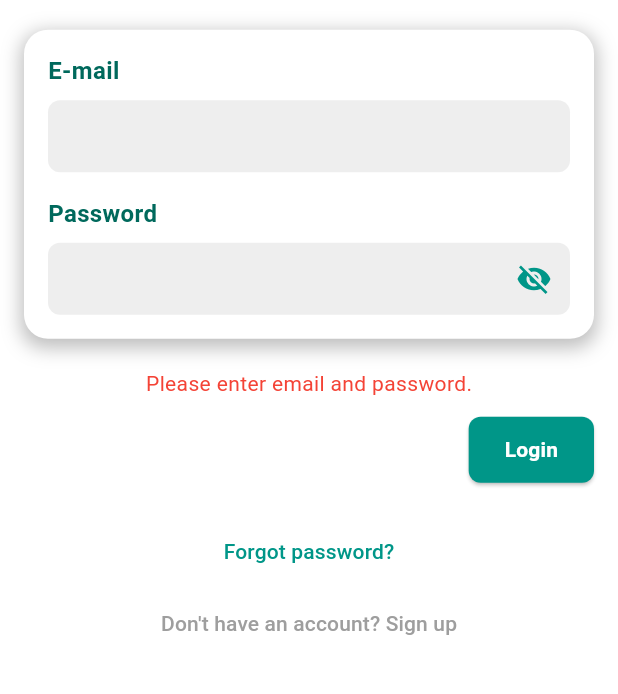
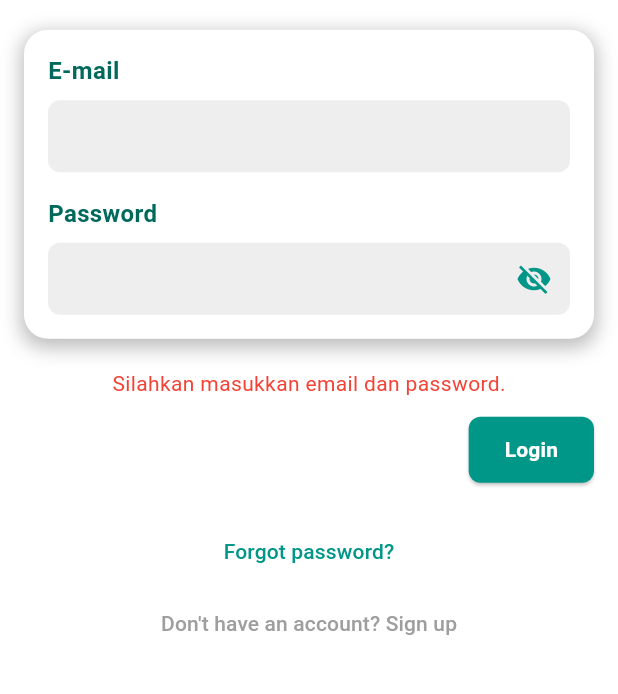
Before and after one commit to FaisalRidho12/apps_mobile, a Flutter app: the screen it shows after launch, after a tap on "Login", on a phone screen of 412 x 824 dp, the part 448-1142 px from its top. Run offline on Flutter 3.47's test engine with Material 3 defaults, Android fonts, the phone set to English and light mode, and no system bars; our stand-ins replace audioplayers, cloud_firestore, firebase_auth, firebase_core, flutter_local_notifications, shared_preferences; accounts and stored records are empty; network calls fail.

Commit message:
ini lagi

```diff
--- a/lib/autenti/login.dart
+++ b/lib/autenti/login.dart
@@ -1,5 +1,6 @@
 import 'package:flutter/material.dart';
 import 'package:firebase_auth/firebase_auth.dart';
+import 'package:shared_preferences/shared_preferences.dart';  // Import SharedPreferences
 import 'signup.dart';
 import 'package:cat_care/pages/home.dart';
 
@@ -21,7 +22,7 @@ class _LoginScreenState extends State<LoginScreen> {
   Future<void> _login() async {
     if (_emailController.text.isEmpty || _passwordController.text.isEmpty) {
       setState(() {
-        errorMessage = "Please enter email and password.";
+        errorMessage = "Silahkan masukkan email dan password.";
       });
       return;
     }
@@ -32,10 +33,16 @@ class _LoginScreenState extends State<LoginScreen> {
     });
 
     try {
+      // Sign in user
       await _auth.signInWithEmailAndPassword(
         email: _emailController.text,
         password: _passwordController.text,
       );
+
+      // Simpan status login ke SharedPreferences
+      SharedPreferences prefs = await SharedPreferences.getInstance();
+      prefs.setBool('isLoggedIn', true);  // Menyimpan status login
+
       Navigator.pushReplacement(
         context,
         MaterialPageRoute(builder: (context) => const HomeScreen()), // Ganti dengan HomeScreen Anda
@@ -44,7 +51,6 @@ class _LoginScreenState extends State<LoginScreen> {
       print('Error code: ${e.code}'); // Log kode error untuk debugging
       setState(() {
         switch (e.code) {
-          case 'user-not-found':
           case 'wrong-password':
             errorMessage = 'Email atau password salah.'; // Pesan untuk email/password salah
             break;
@@ -53,6 +59,9 @@ class _LoginScreenState extends State<LoginScreen> {
             break;
           case 'user-disabled':
             errorMessage = 'Akun ini telah dinonaktifkan.';
+            break;
+          case 'user-not-found':
+            errorMessage = 'Akun tidak ditemukan.';
             break;
           default:
             errorMessage = 'Terjadi kesalahan. Silakan coba lagi.';
@@ -64,7 +73,7 @@ class _LoginScreenState extends State<LoginScreen> {
       });
     } finally {
       setState(() {
-        _isLoading = false; // Menghilangkan indikator muat
+        _isLoading = false; // Menghilangkan indikator loading
       });
     }
   }
@@ -72,7 +81,7 @@ class _LoginScreenState extends State<LoginScreen> {
   Future<void> _resetPassword() async {
     if (_emailController.text.isEmpty) {
       setState(() {
-        errorMessage = "Please enter your email to reset password.";
+        errorMessage = "Silahkan masukkan email untuk reset password.";
       });
       return;
     }
@@ -80,7 +89,7 @@ class _LoginScreenState extends State<LoginScreen> {
     try {
       await _auth.sendPasswordResetEmail(email: _emailController.text);
       setState(() {
-        errorMessage = "Password reset email sent!";
+        errorMessage = "Email reset password terkirim!";
       });
     } on FirebaseAuthException catch (e) {
       setState(() {
--- a/lib/autenti/splash_screen.dart
+++ b/lib/autenti/splash_screen.dart
@@ -1,5 +1,6 @@
 import 'package:flutter/material.dart';
 import 'dart:async';  // For the Timer function
+import 'package:shared_preferences/shared_preferences.dart';
 
 class SplashScreen extends StatefulWidget {
   const SplashScreen({super.key});
@@ -12,8 +13,20 @@ class _SplashScreenState extends State<SplashScreen> {
   @override
   void initState() {
     super.initState();
-    Timer(const Duration(seconds: 4), () {
-      Navigator.of(context).pushReplacementNamed('/login');
+    checkLoginStatus();
+  }
+
+  Future<void> checkLoginStatus() async {
+    SharedPreferences prefs = await SharedPreferences.getInstance();
+    bool isLoggedIn = prefs.getBool('isLoggedIn') ?? false;
+
+    // Menggunakan Timer untuk memberikan delay pada splash screen
+    Timer(const Duration(seconds: 2), () {
+      if (isLoggedIn) {
+        Navigator.of(context).pushReplacementNamed('/home');  // Jika sudah login, ke halaman home
+      } else {
+        Navigator.of(context).pushReplacementNamed('/login');  // Jika belum login, ke halaman login
+      }
     });
   }
 
@@ -23,26 +36,26 @@ class _SplashScreenState extends State<SplashScreen> {
       backgroundColor: const Color(0xFF005D5D),  // Color for the background
       body: Stack(
         children: [
-          const Align(
-            alignment: Alignment.topCenter,  // Ubah sesuai kebutuhan
-            child: Padding(
-              padding: EdgeInsets.only(top: 150.0),  // Jarak dari atas
-              child: Text(
-                'Selamat Datang',
-                style: TextStyle(
-                  fontSize: 35,
-                  fontWeight: FontWeight.bold,
-                  color: Colors.white,
-                ),
-              ),
-            ),
-          ),
+          // const Align(
+          //   alignment: Alignment.topCenter,  // Ubah sesuai kebutuhan
+          //   child: Padding(
+          //     padding: EdgeInsets.only(top: 150.0),  // Jarak dari atas
+          //     child: Text(
+          //       'Selamat Datang',
+          //       style: TextStyle(
+          //         fontSize: 35,
+          //         fontWeight: FontWeight.bold,
+          //         color: Colors.white,
+          //       ),
+          //     ),
+          //   ),
+          // ),
           Align(
             alignment: Alignment.center,  // Posisi gambar di tengah
             child: Image.asset(
               'assets/images/logo1.png',  // Your image path
-              width: 200,  // Adjust the size as needed
-              height: 200,
+              width: 300,  // Adjust the size as needed
+              height: 300,
             ),
           ),
         ],
```
Also changed, not shown: lib/autenti/signup.dart (+10 -0 lines), assets/images/image-iot1.png (added), pubspec.lock.
